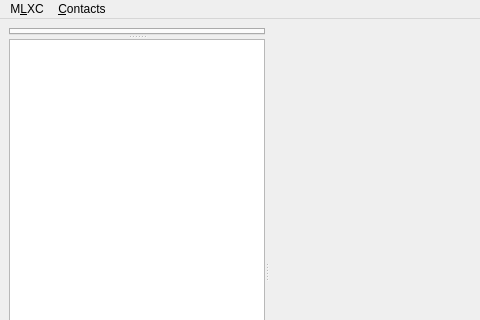
First picture: the form in data/main.ui, repository jabbercat/jabbercat, before the edit; both pictures show x 0 to 480 and y 0 to 320 of the 773 by 545 pixel window.
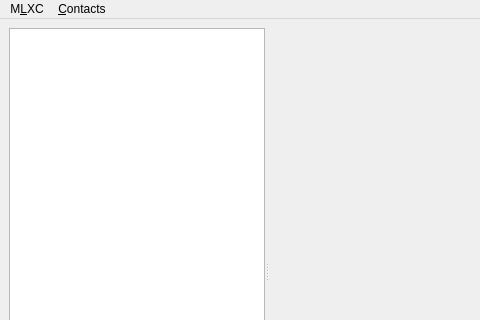
Second picture: the form after the edit. Icons and pictures are not drawn.

Diff of the .ui file:
```diff
--- a/data/main.ui
+++ b/data/main.ui
@@ -14,35 +14,19 @@
    <string>My Little XMPP Client</string>
   </property>
   <widget class="QWidget" name="centralwidget">
-   <layout class="QHBoxLayout" name="horizontalLayout">
+   <layout class="QVBoxLayout" name="verticalLayout">
     <item>
-     <widget class="QSplitter" name="splitter_2">
+     <widget class="QSplitter" name="splitter">
       <property name="orientation">
        <enum>Qt::Horizontal</enum>
       </property>
-      <widget class="QSplitter" name="splitter">
-       <property name="orientation">
-        <enum>Qt::Vertical</enum>
+      <widget class="QListView" name="conversations_view">
+       <property name="alternatingRowColors">
+        <bool>true</bool>
        </property>
-       <widget class="QTabWidget" name="roster_tabs">
-        <property name="currentIndex">
-         <number>-1</number>
-        </property>
-        <property name="tabBarAutoHide">
-         <bool>true</bool>
-        </property>
-       </widget>
-       <widget class="QTreeView" name="conversations_view">
-        <property name="rootIsDecorated">
-         <bool>false</bool>
-        </property>
-        <property name="itemsExpandable">
-         <bool>false</bool>
-        </property>
-        <attribute name="headerVisible">
-         <bool>false</bool>
-        </attribute>
-       </widget>
+       <property name="selectionBehavior">
+        <enum>QAbstractItemView::SelectRows</enum>
+       </property>
       </widget>
       <widget class="QStackedWidget" name="conversation_pages">
        <property name="sizePolicy">
```
